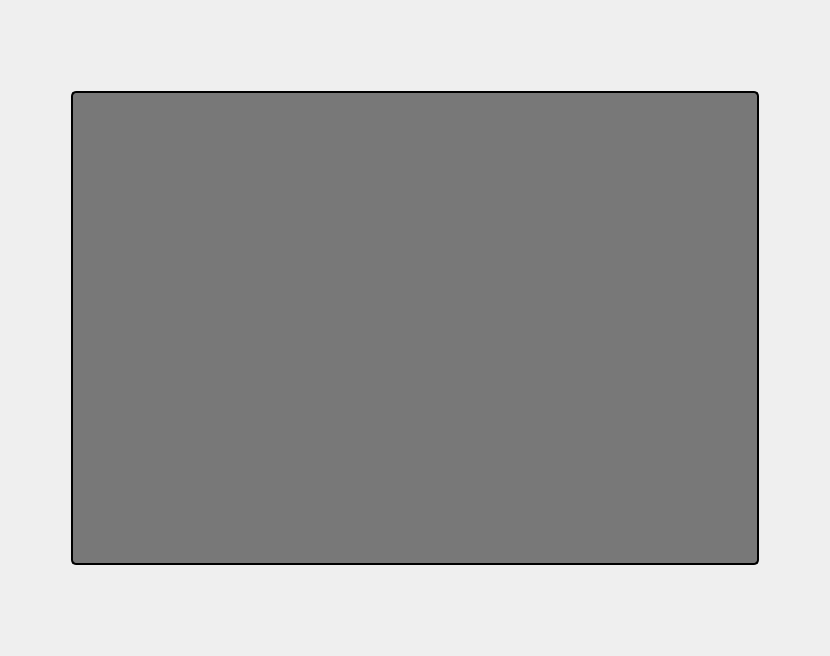
Qt form uiFiles/audioPlayerWidget.ui (IvanW5X/audio-prod) before a commit.
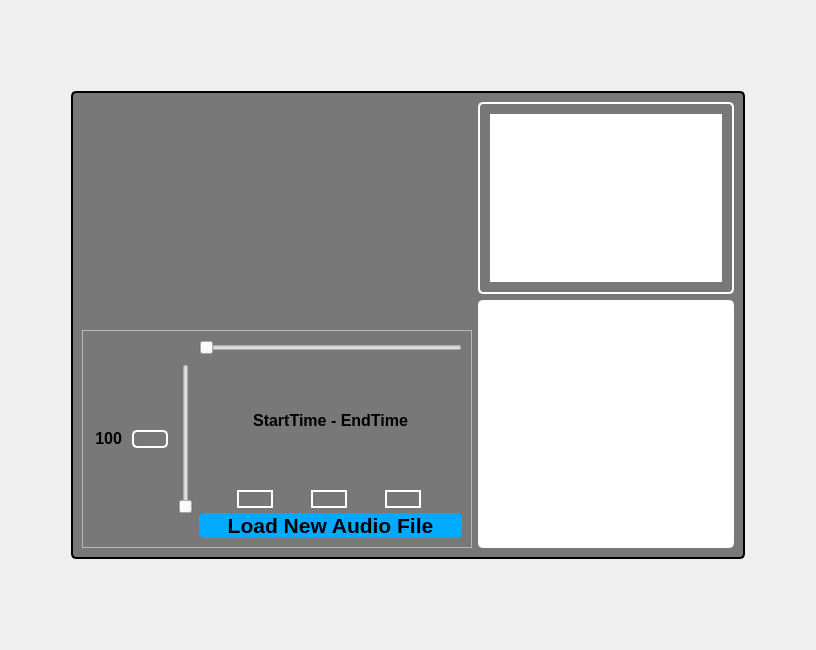
The same form after that commit. Icons and pictures are not drawn. Custom widgets are drawn as their Qt base class.

Commit message: Move AudioControllerWidget and AudioData into audioPlayer

What changed in the file:
```diff
--- a/uiFiles/audioPlayerWidget.ui
+++ b/uiFiles/audioPlayerWidget.ui
@@ -6,8 +6,8 @@
    <rect>
     <x>0</x>
     <y>0</y>
-    <width>830</width>
-    <height>656</height>
+    <width>816</width>
+    <height>650</height>
    </rect>
   </property>
   <property name="sizePolicy">
@@ -110,39 +110,404 @@
          <widget class="WaveFormWidget" name="waveFormWidget" native="true"/>
         </item>
         <item>
-         <widget class="AudioControllerWidget" name="audioControllerWidget" native="true">
+         <widget class="QFrame" name="mediaControllerFrame">
+          <property name="styleSheet">
+           <string notr="true">#mainFrame {
+	border-radius: 5px;
+	border: 2px solid white;
+}</string>
+          </property>
+          <property name="frameShape">
+           <enum>QFrame::Shape::StyledPanel</enum>
+          </property>
+          <property name="frameShadow">
+           <enum>QFrame::Shadow::Raised</enum>
+          </property>
+          <layout class="QHBoxLayout" name="horizontalLayout_4">
+           <item>
+            <layout class="QHBoxLayout" name="volumeLayout">
+             <property name="spacing">
+              <number>10</number>
+             </property>
+             <item>
+              <widget class="QLabel" name="volume">
+               <property name="sizePolicy">
+                <sizepolicy hsizetype="Minimum" vsizetype="Maximum">
+                 <horstretch>0</horstretch>
+                 <verstretch>0</verstretch>
+                </sizepolicy>
+               </property>
+               <property name="minimumSize">
+                <size>
+                 <width>30</width>
+                 <height>0</height>
+                </size>
+               </property>
+               <property name="font">
+                <font>
+                 <pointsize>12</pointsize>
+                 <bold>true</bold>
+                </font>
+               </property>
+               <property name="styleSheet">
+                <string notr="true">background: transparent;</string>
+               </property>
+               <property name="frameShadow">
+                <enum>QFrame::Shadow::Plain</enum>
+               </property>
+               <property name="text">
+                <string>100</string>
+               </property>
+               <property name="alignment">
+                <set>Qt::AlignmentFlag::AlignRight|Qt::AlignmentFlag::AlignTrailing|Qt::AlignmentFlag::AlignVCenter</set>
+               </property>
+              </widget>
+             </item>
+             <item>
+              <widget class="QPushButton" name="muteButton">
+               <property name="cursor">
+                <cursorShape>PointingHandCursor</cursorShape>
+               </property>
+               <property name="styleSheet">
+                <string notr="true">#muteButton {
+	border-radius: 5px;
+	border: 2px solid white;
+}</string>
+               </property>
+               <property name="text">
+                <string/>
+               </property>
+               <property name="icon">
+                <iconset theme="QIcon::ThemeIcon::AudioVolumeMedium"/>
+               </property>
+               <property name="iconSize">
+                <size>
+                 <width>24</width>
+                 <height>24</height>
+                </size>
+               </property>
+              </widget>
+             </item>
+             <item>
+              <widget class="QSlider" name="volumeSlider">
+               <property name="sizePolicy">
+                <sizepolicy hsizetype="Fixed" vsizetype="Maximum">
+                 <horstretch>0</horstretch>
+                 <verstretch>0</verstretch>
+                </sizepolicy>
+               </property>
+               <property name="minimumSize">
+                <size>
+                 <width>0</width>
+                 <height>150</height>
+                </size>
+               </property>
+               <property name="cursor">
+                <cursorShape>PointingHandCursor</cursorShape>
+               </property>
+               <property name="maximum">
+                <number>100</number>
+               </property>
+               <property name="pageStep">
+                <number>5</number>
+               </property>
+               <property name="orientation">
+                <enum>Qt::Orientation::Vertical</enum>
+               </property>
+              </widget>
+             </item>
+            </layout>
+           </item>
+           <item>
+            <layout class="QVBoxLayout" name="verticalLayout_4">
+             <property name="spacing">
+              <number>5</number>
+             </property>
+             <item>
+              <layout class="QVBoxLayout" name="durationLayout">
+               <property name="spacing">
+                <number>0</number>
+               </property>
+               <item>
+                <widget class="QSlider" name="durationSlider">
+                 <property name="cursor">
+                  <cursorShape>PointingHandCursor</cursorShape>
+                 </property>
+                 <property name="orientation">
+                  <enum>Qt::Orientation::Horizontal</enum>
+                 </property>
+                </widget>
+               </item>
+               <item>
+                <layout class="QHBoxLayout" name="horizontalLayout_5">
+                 <property name="spacing">
+                  <number>0</number>
+                 </property>
+                 <property name="topMargin">
+                  <number>0</number>
+                 </property>
+                 <item>
+                  <spacer name="horizontalSpacer_5">
+                   <property name="orientation">
+                    <enum>Qt::Orientation::Horizontal</enum>
+                   </property>
+                   <property name="sizeHint" stdset="0">
+                    <size>
+                     <width>40</width>
+                     <height>20</height>
+                    </size>
+                   </property>
+                  </spacer>
+                 </item>
+                 <item>
+                  <widget class="QLabel" name="currentTimeLabel">
+                   <property name="sizePolicy">
+                    <sizepolicy hsizetype="Maximum" vsizetype="Preferred">
+                     <horstretch>0</horstretch>
+                     <verstretch>0</verstretch>
+                    </sizepolicy>
+                   </property>
+                   <property name="font">
+                    <font>
+                     <pointsize>12</pointsize>
+                     <bold>true</bold>
+                    </font>
+                   </property>
+                   <property name="styleSheet">
+                    <string notr="true">background: transparent;</string>
+                   </property>
+                   <property name="text">
+                    <string>StartTime </string>
+                   </property>
+                   <property name="alignment">
+                    <set>Qt::AlignmentFlag::AlignRight|Qt::AlignmentFlag::AlignTrailing|Qt::AlignmentFlag::AlignVCenter</set>
+                   </property>
+                  </widget>
+                 </item>
+                 <item>
+                  <widget class="QLabel" name="endTimeLabel">
+                   <property name="sizePolicy">
+                    <sizepolicy hsizetype="Maximum" vsizetype="Preferred">
+                     <horstretch>0</horstretch>
+                     <verstretch>0</verstretch>
+                    </sizepolicy>
+                   </property>
+                   <property name="font">
+                    <font>
+                     <pointsize>12</pointsize>
+                     <bold>true</bold>
+                    </font>
+                   </property>
+                   <property name="styleSheet">
+                    <string notr="true">background: transparent;</string>
+                   </property>
+                   <property name="text">
+                    <string>- EndTime</string>
+                   </property>
+                  </widget>
+                 </item>
+                 <item>
+                  <spacer name="horizontalSpacer_6">
+                   <property name="orientation">
+                    <enum>Qt::Orientation::Horizontal</enum>
+                   </property>
+                   <property name="sizeHint" stdset="0">
+                    <size>
+                     <width>40</width>
+                     <height>20</height>
+                    </size>
+                   </property>
+                  </spacer>
+                 </item>
+                </layout>
+               </item>
+              </layout>
+             </item>
+             <item>
+              <layout class="QHBoxLayout" name="mediaButtonLayout">
+               <property name="spacing">
+                <number>0</number>
+               </property>
+               <item>
+                <widget class="QPushButton" name="skipBackButton">
+                 <property name="sizePolicy">
+                  <sizepolicy hsizetype="Maximum" vsizetype="Maximum">
+                   <horstretch>0</horstretch>
+                   <verstretch>0</verstretch>
+                  </sizepolicy>
+                 </property>
+                 <property name="cursor">
+                  <cursorShape>PointingHandCursor</cursorShape>
+                 </property>
+                 <property name="styleSheet">
+                  <string notr="true">#skipBackButton {
+	border-radius: 10px;
+	border: 2px solid white;
+}</string>
+                 </property>
+                 <property name="text">
+                  <string/>
+                 </property>
+                 <property name="icon">
+                  <iconset theme="QIcon::ThemeIcon::MediaSkipBackward"/>
+                 </property>
+                 <property name="iconSize">
+                  <size>
+                   <width>30</width>
+                   <height>30</height>
+                  </size>
+                 </property>
+                </widget>
+               </item>
+               <item>
+                <widget class="QPushButton" name="playPauseButton">
+                 <property name="sizePolicy">
+                  <sizepolicy hsizetype="Maximum" vsizetype="Maximum">
+                   <horstretch>0</horstretch>
+                   <verstretch>0</verstretch>
+                  </sizepolicy>
+                 </property>
+                 <property name="cursor">
+                  <cursorShape>PointingHandCursor</cursorShape>
+                 </property>
+                 <property name="styleSheet">
+                  <string notr="true">#playPauseButton {
+	border-radius: 10px;
+	border: 2px solid white;
+}</string>
+                 </property>
+                 <property name="text">
+                  <string/>
+                 </property>
+                 <property name="icon">
+                  <iconset theme="QIcon::ThemeIcon::MediaPlaybackStart"/>
+                 </property>
+                 <property name="iconSize">
+                  <size>
+                   <width>30</width>
+                   <height>30</height>
+                  </size>
+                 </property>
+                </widget>
+               </item>
+               <item>
+                <widget class="QPushButton" name="skipButton">
+                 <property name="sizePolicy">
+                  <sizepolicy hsizetype="Maximum" vsizetype="Maximum">
+                   <horstretch>0</horstretch>
+                   <verstretch>0</verstretch>
+                  </sizepolicy>
+                 </property>
+                 <property name="cursor">
+                  <cursorShape>PointingHandCursor</cursorShape>
+                 </property>
+                 <property name="styleSheet">
+                  <string notr="true">#skipButton {
+	border-radius: 10px;
+	border: 2px solid white;
+}</string>
+                 </property>
+                 <property name="text">
+                  <string/>
+                 </property>
+                 <property name="icon">
+                  <iconset theme="QIcon::ThemeIcon::MediaSkipForward"/>
+                 </property>
+                 <property name="iconSize">
+                  <size>
+                   <width>30</width>
+                   <height>30</height>
+                  </size>
+                 </property>
+                </widget>
+               </item>
+              </layout>
+             </item>
+             <item>
+              <widget class="QPushButton" name="loadNewAudioFileButton">
+               <property name="font">
+                <font>
+                 <pointsize>16</pointsize>
+                 <bold>true</bold>
+                </font>
+               </property>
+               <property name="cursor">
+                <cursorShape>PointingHandCursor</cursorShape>
+               </property>
+               <property name="styleSheet">
+                <string notr="true">#loadNewAudioFileButton {
+	border-radius: 5px;
+	background-color: rgb(0, 170, 255);
+}</string>
+               </property>
+               <property name="text">
+                <string>Load New Audio File</string>
+               </property>
+              </widget>
+             </item>
+            </layout>
+           </item>
+          </layout>
+         </widget>
+        </item>
+       </layout>
+      </item>
+      <item>
+       <layout class="QVBoxLayout" name="audioDataLayout">
+        <item>
+         <widget class="QListWidget" name="currentAudioView">
+          <property name="sizePolicy">
+           <sizepolicy hsizetype="Maximum" vsizetype="Maximum">
+            <horstretch>0</horstretch>
+            <verstretch>0</verstretch>
+           </sizepolicy>
+          </property>
+          <property name="font">
+           <font>
+            <pointsize>9</pointsize>
+            <bold>true</bold>
+           </font>
+          </property>
+          <property name="styleSheet">
+           <string notr="true">#currentAudioView {
+	border-radius: 5px;
+	border: 2px solid white;
+	padding: 10px;
+}
+
+QListWidget::item:hover {
+    background: transparent;
+}</string>
+          </property>
+          <property name="frameShadow">
+           <enum>QFrame::Shadow::Plain</enum>
+          </property>
+          <property name="editTriggers">
+           <set>QAbstractItemView::EditTrigger::NoEditTriggers</set>
+          </property>
+         </widget>
+        </item>
+        <item>
+         <widget class="QListView" name="loadedFilesView">
           <property name="sizePolicy">
            <sizepolicy hsizetype="Preferred" vsizetype="Preferred">
             <horstretch>0</horstretch>
             <verstretch>0</verstretch>
            </sizepolicy>
           </property>
+          <property name="styleSheet">
+           <string notr="true">#loadedFilesView {
+	border-radius: 5px;
+	border: 2px solid white;;
+}</string>
+          </property>
+          <property name="frameShadow">
+           <enum>QFrame::Shadow::Plain</enum>
+          </property>
          </widget>
         </item>
        </layout>
       </item>
-      <item>
-       <widget class="AudioDataWidget" name="audioDataWidget" native="true">
-        <property name="sizePolicy">
-         <sizepolicy hsizetype="Minimum" vsizetype="Preferred">
-          <horstretch>0</horstretch>
-          <verstretch>0</verstretch>
-         </sizepolicy>
-        </property>
-        <property name="minimumSize">
-         <size>
-          <width>200</width>
-          <height>0</height>
-         </size>
-        </property>
-        <property name="maximumSize">
-         <size>
-          <width>200</width>
-          <height>16777215</height>
-         </size>
-        </property>
-       </widget>
-      </item>
      </layout>
     </widget>
    </item>
@@ -165,18 +530,6 @@
   </layout>
  </widget>
  <customwidgets>
-  <customwidget>
-   <class>AudioDataWidget</class>
-   <extends>QWidget</extends>
-   <header>audioDataWidget.h</header>
-   <container>1</container>
-  </customwidget>
-  <customwidget>
-   <class>AudioControllerWidget</class>
-   <extends>QWidget</extends>
-   <header>audioControllerWidget.h</header>
-   <container>1</container>
-  </customwidget>
   <customwidget>
    <class>WaveFormWidget</class>
    <extends>QWidget</extends>
```
